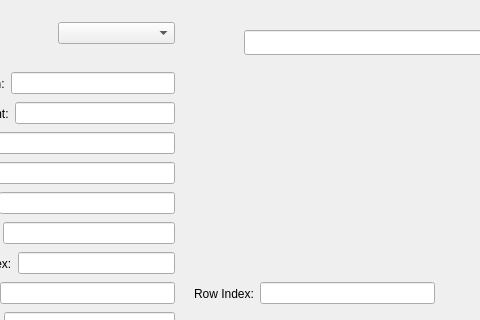
Qt form Python/raw/GUI/Sample001/untitled.ui (dinoliang/SampleCode) before a commit; both pictures show x 96 to 576 and y 0 to 320 of the 722 by 500 pixel window.
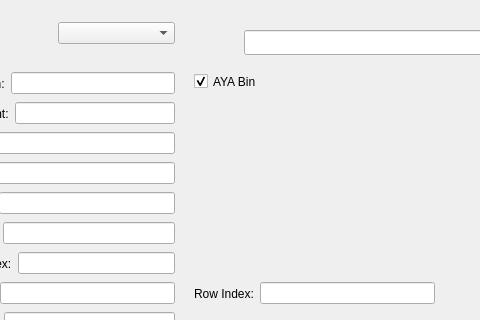
The same form after that commit.

Commit message: Add pixel usage on UI

Diff of the .ui file:
```diff
--- a/Python/raw/GUI/Sample001/untitled.ui
+++ b/Python/raw/GUI/Sample001/untitled.ui
@@ -370,6 +370,22 @@
      </item>
     </layout>
    </widget>
+   <widget class="QCheckBox" name="checkBox_AYABin">
+    <property name="geometry">
+     <rect>
+      <x>290</x>
+      <y>70</y>
+      <width>92</width>
+      <height>23</height>
+     </rect>
+    </property>
+    <property name="text">
+     <string>AYA Bin</string>
+    </property>
+    <property name="checked">
+     <bool>true</bool>
+    </property>
+   </widget>
   </widget>
   <widget class="QMenuBar" name="menubar">
    <property name="geometry">
```
The commit also changes 3 other files.
